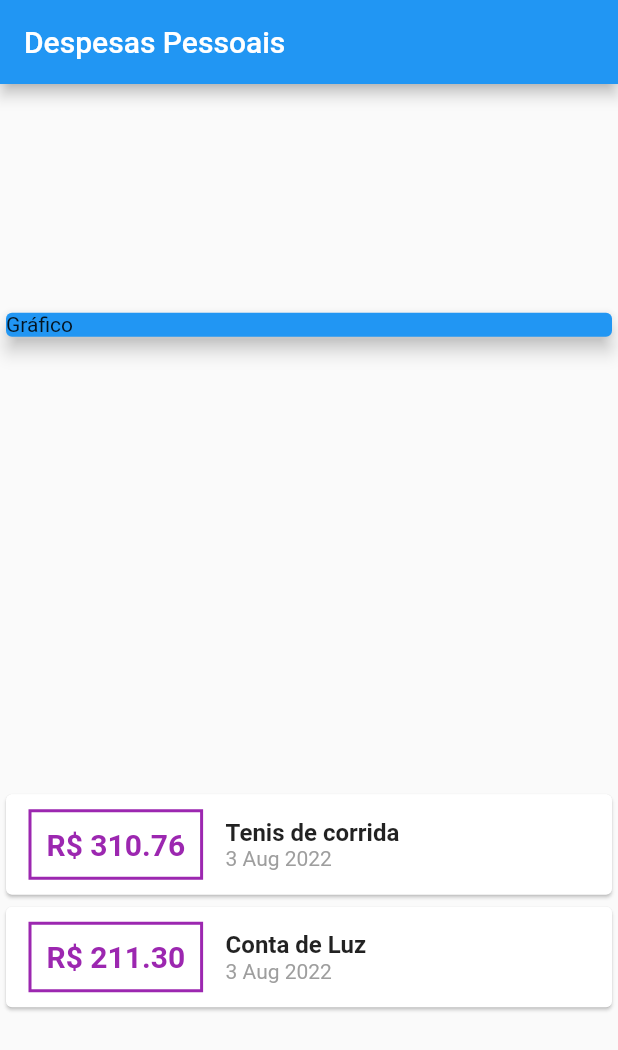
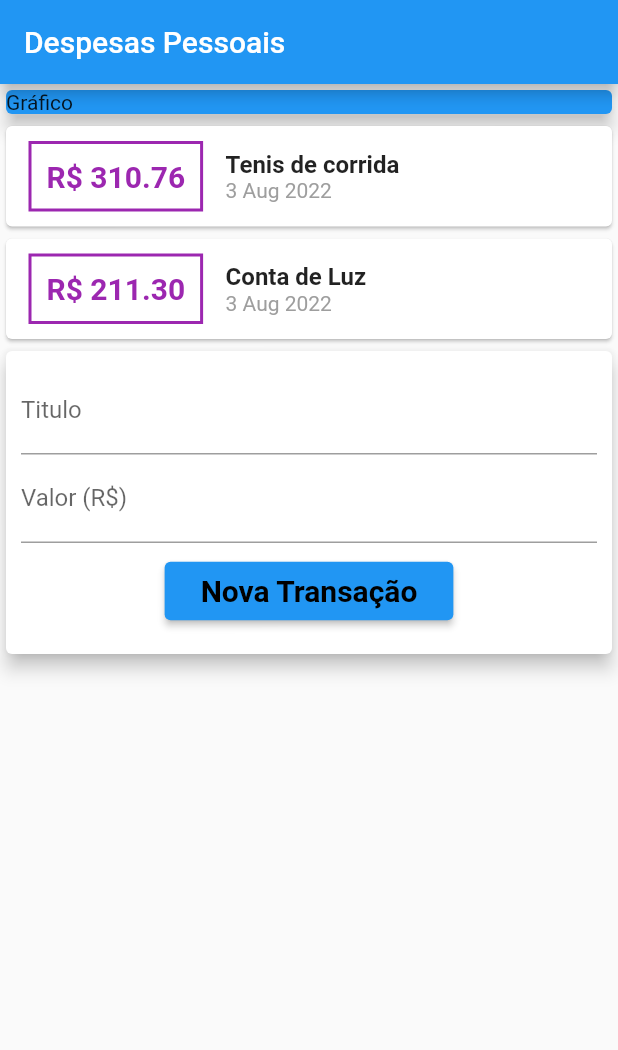
Before and after one commit to Ath0maz/Expensives, a Flutter app: the screen it shows after launch, on a phone screen of 412 x 824 dp. Shown: the top 1050 px of the screen. Run offline on Flutter 3.47's test engine with Material 2 defaults, Android fonts, the phone set to English and light mode, and no system bars.

Commit message:
chore:'Add new transations fild widget'

```diff
--- a/lib/main.dart
+++ b/lib/main.dart
@@ -16,6 +16,9 @@ class ExpensesApp extends StatelessWidget {
 }
 
 class MyHomePage extends StatelessWidget {
+  final titlecontroller = TextEditingController();
+  final valuecontroller = TextEditingController();
+
   final _transactions = [
     Transaction(
       id: 't1',
@@ -38,7 +41,6 @@ class MyHomePage extends StatelessWidget {
         title: const Text('Despesas Pessoais'),
       ),
       body: Column(
-          mainAxisAlignment: MainAxisAlignment.spaceAround,
         crossAxisAlignment: CrossAxisAlignment.stretch,
         children: <Widget>[
           Container(
@@ -98,7 +100,49 @@ class MyHomePage extends StatelessWidget {
               );
             }).toList(),
           ),
+          Card(
+            elevation: 5,
+            child: Padding(
+              padding: const EdgeInsets.all(10),
+              child: Column(
+                children: [
+                  TextField(
+                    controller: titlecontroller,
+                    decoration: InputDecoration(
+                      labelText: 'Titulo',
+                    ),
+                  ),
+                  TextField(
+                    controller: valuecontroller,
+                    decoration: InputDecoration(
+                      labelText: 'Valor (R\$)',
+                    ),
+                  ),
+                  Padding(
+                    padding: const EdgeInsets.all(8.0),
+                    child: ElevatedButton(
+                      child: Padding(
+                        padding: const EdgeInsets.all(8.0),
+                        child: Text(
+                          'Nova Transação',
+                          style: TextStyle(
+                              color: Colors.black,
+                              fontSize: 20,
+                              fontWeight: FontWeight.bold),
+                        ),
+                      ),
+                      onPressed: () {
+                        print(titlecontroller.text);
+                        print(valuecontroller.text);
+                      },
+                    ),
+                  )
                 ],
-        ));
+              ),
+            ),
+          )
+        ],
+      ),
+    );
   }
 }
```
Lines whose indentation alone changed are shown as unchanged.
